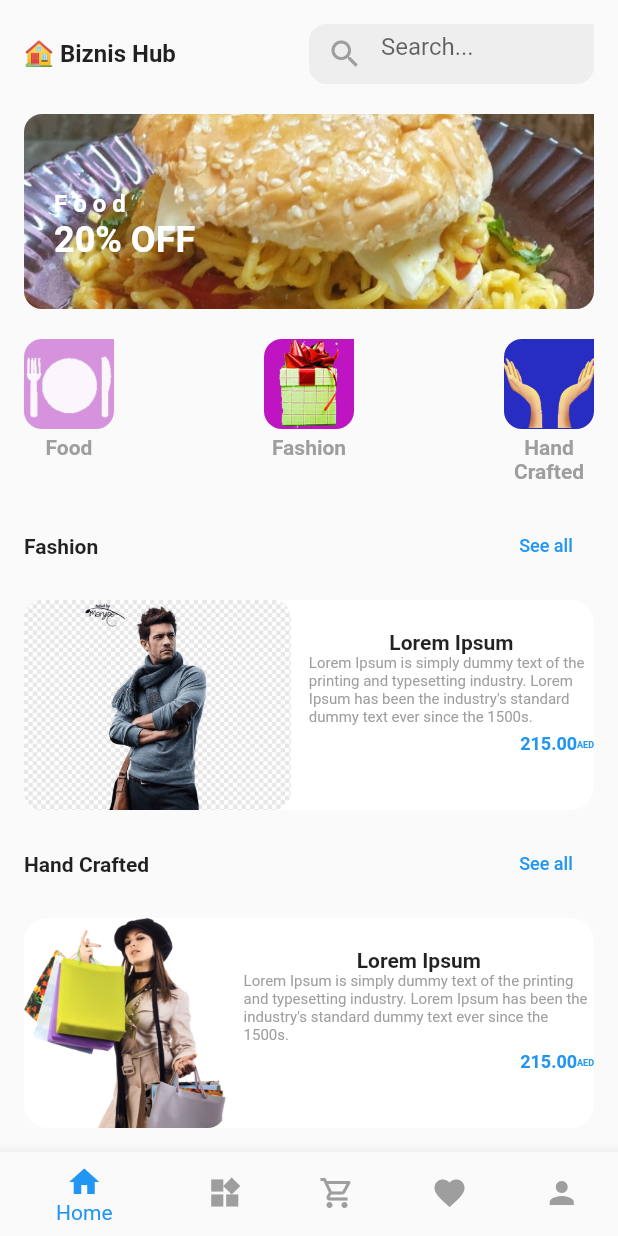
After one commit to MuhammadMehediMNCS/user-interface-design, a Flutter app: the HomePage2 screen opened directly, on a phone screen of 412 x 824 dp. The commit adds this screen. Run offline on Flutter 3.47's test engine with Material 2 defaults, Android fonts, the phone set to English and light mode, and no system bars; our stand-ins replace carousel_slider, font_awesome_flutter, smooth_page_indicator; Roboto replaces fonts that are missing (Lucida Sans Unicode, Maiandra GD, Verdana).

Commit message:
ui-5-added

```diff
--- a/lib/main.dart
+++ b/lib/main.dart
@@ -2,9 +2,10 @@ import 'package:application_ui/ui_part_1/login_signup_main.dart';
 import 'package:application_ui/ui_part_2/login_signup_2_main.dart';
 import 'package:application_ui/ui_part_3/page_main.dart';
 import 'package:application_ui/ui_part_4/page_details_main.dart';
+import 'package:application_ui/ui_part_5/ui_first_main.dart';
 import 'package:flutter/material.dart';
 
 
 void main() {
-  runApp(const DetailsPage2());
+  runApp(const BottomPage1());
 }
--- a/lib/ui_part_4/page_details_main.dart
+++ b/lib/ui_part_4/page_details_main.dart
@@ -157,7 +157,7 @@ class _DetailsDesignState extends State<DetailsDesign> {
                       child: Row(
                         mainAxisAlignment: MainAxisAlignment.spaceBetween,
                         children: const [
-                          Icon(Icons.circle, color: Colors.grey,),
+                          Icon(Icons.join_full, color: Colors.grey,),
                           Text(
                             '4.5',
                             style: TextStyle(fontSize: 22,),
--- /dev/null
+++ b/lib/ui_part_5/page_home_2.dart
@@ -0,0 +1,226 @@
+import 'package:flutter/material.dart';
+
+class SizeHomePage extends StatefulWidget {
+  const SizeHomePage({super.key});
+
+  @override
+  State<SizeHomePage> createState() => _SizeHomePageState();
+}
+
+class _SizeHomePageState extends State<SizeHomePage> {
+  @override
+  Widget build(BuildContext context) => Scaffold(
+    body: ListView(
+      padding: const EdgeInsets.all(16),
+      children: [
+        Row(
+          mainAxisAlignment: MainAxisAlignment.spaceBetween,
+          children: [
+            Container(
+              child: const Text(
+                '🏠 Biznis Hub',
+                style: TextStyle(
+                  fontFamily: 'Verdana',
+                  fontSize: 16,
+                  fontWeight: FontWeight.bold
+                ),
+              ),
+            ),
+            Container(
+              height: 40,
+              width: 190,
+              child: TextField(
+                cursorColor: Colors.purple,
+                decoration: InputDecoration(
+                  prefixIcon: const Icon(Icons.search),
+                  prefixIconColor: Colors.grey,
+                  hintText: 'Search...',
+                  fillColor: Colors.grey.shade200,
+                  filled: true,
+                  focusedBorder: OutlineInputBorder(
+                    borderSide: BorderSide(color: Colors.grey.shade200),
+                    borderRadius: const BorderRadius.only(
+                      topLeft: Radius.circular(12),
+                      bottomLeft: Radius.circular(12),
+                      bottomRight: Radius.circular(12)
+                    )
+                  ),
+                  enabledBorder: OutlineInputBorder(
+                    borderSide: BorderSide(color: Colors.grey.shade200),
+                    borderRadius: const BorderRadius.only(
+                      topLeft: Radius.circular(12),
+                      bottomLeft: Radius.circular(12),
+                      bottomRight: Radius.circular(12)
+                    )
+                  )
+                ),
+              ),
+            )
+          ],
+        ),
+        const SizedBox(height: 20,),
+        Stack(
+          children: [
+            ClipRRect(
+              borderRadius: const BorderRadius.only(
+                topLeft: Radius.circular(12),
+                bottomLeft: Radius.circular(12),
+                bottomRight: Radius.circular(12)
+              ),
+              child: Image.asset(
+                'images/photo.jpg',
+                height: 130,
+                width: double.infinity,
+                fit: BoxFit.cover,
+              ),
+            ),
+            const Positioned(
+              top: 50,
+              left: 20,
+              child: Text(
+                'F o o d',
+                style: TextStyle(
+                  fontSize: 16,
+                  fontWeight: FontWeight.bold,
+                  color: Colors.white
+                ),
+              )
+            ),
+            const Positioned(
+              top: 70,
+              left: 20,
+              child: Text(
+                '20% OFF',
+                style: TextStyle(
+                  fontSize: 24,
+                  fontWeight: FontWeight.bold,
+                  color: Colors.white
+                ),
+              ),
+            )
+          ],
+        ),
+        const SizedBox(height: 20),
+        Row(
+          mainAxisAlignment: MainAxisAlignment.spaceBetween,
+          children: [
+            buildButton('images/button_1.png', 'Food'),
+            buildButton('images/button_4.jpg', 'Fashion'),
+            buildButton('images/button_5.png', 'Hand\nCrafted')
+          ],
+        ),
+        const SizedBox(height: 12),
+        buildText('Fashion'),
+        const SizedBox(height: 12),
+        products('images/photo_2.png'),
+        const SizedBox(height: 12),
+        buildText('Hand Crafted'),
+        const SizedBox(height: 12),
+        products('images/photo_3.png')
+      ],
+    ),
+  );
+
+  Widget buildButton(String url, String text) {
+    return Column(
+      children: [
+        ClipRRect(
+          borderRadius: const BorderRadius.only(
+            topLeft: Radius.circular(12),
+            bottomLeft: Radius.circular(12),
+            bottomRight: Radius.circular(12)
+          ),
+          child: Image.asset(
+            url,
+            height: 60,
+            width: 60,
+            fit: BoxFit.fill,
+          ),
+        ),
+        const SizedBox(height: 4),
+        Container(
+          width: 50,
+          height: 38,
+          child: Text(
+            text,
+            style: const TextStyle(fontSize: 14, fontWeight: FontWeight.bold, color: Colors.grey),
+            textAlign: TextAlign.center,
+          ),
+        )
+      ],
+    );
+  }
+
+  Widget buildText(String title) {
+    return Row(
+      mainAxisAlignment: MainAxisAlignment.spaceBetween,
+      children: [
+        Text(
+          title,
+          style: const TextStyle(fontFamily: 'Lucida Sans Unicode', fontSize: 14, fontWeight: FontWeight.bold),
+        ),
+        TextButton(
+          child: const Text(
+            'See all',
+            style: TextStyle(fontFamily: 'Lucida Sans Unicode', fontSize: 12),
+          ),
+          onPressed: () {}
+        )
+      ],
+    );
+  }
+
+  Widget products(String image) {
+    return Container(
+      height: 140,
+      width: double.infinity,
+      decoration: BoxDecoration(
+        color: Colors.white,
+        borderRadius: BorderRadius.circular(16)
+      ),
+      child: Row(
+        children: [
+          ClipRRect(
+            borderRadius: BorderRadius.circular(12),
+            child: Image.asset(
+              image,
+              height: 140,
+            ),
+          ),
+          const SizedBox(width: 12),
+          Expanded(
+            child: Padding(
+              padding: const EdgeInsets.only(top: 20),
+              child: Column(
+                children: [
+                  Text(
+                    'Lorem Ipsum',
+                    style: TextStyle(fontFamily: 'Maiandra GD', fontSize: 14, fontWeight: FontWeight.bold),
+                  ),
+                  Text(
+                    "Lorem Ipsum is simply dummy text of the printing and typesetting industry. Lorem Ipsum has been the industry's standard dummy text ever since the 1500s.",
+                    style: TextStyle(fontSize: 10, color: Colors.grey),
+                  ),
+                  SizedBox(height: 6),
+                  Row(
+                    mainAxisAlignment: MainAxisAlignment.end,
+                    children: [
+                      Text(
+                        '215.00',
+                        style: TextStyle(fontFamily: 'Maiandra GD', fontSize: 12, fontWeight: FontWeight.bold, color: Colors.blue, height: 1),
+                      ),
+                      Text(
+                    'AED',
+                    style: TextStyle(fontFamily: 'Maiandra GD', fontSize: 6, fontWeight: FontWeight.bold, color: Colors.blue),
+                  )
+                    ],
+                  )
+                ],
+              ),
+            )
+          )
+        ],
+      ),
+    );
+  }
+}
--- /dev/null
+++ b/lib/ui_part_5/ui_first_main.dart
@@ -0,0 +1,56 @@
+import 'package:application_ui/ui_part_5/page_home_2.dart';
+import 'package:flutter/material.dart';
+
+class BottomNavPage extends StatelessWidget {
+  const BottomNavPage({super.key});
+
+  @override
+  Widget build(BuildContext context) {
+    return const MaterialApp(
+      debugShowCheckedModeBanner: false,
+      home: HomePage2(),
+    );
+  }
+}
+
+class HomePage2 extends StatefulWidget {
+  const HomePage2({super.key});
+
+  @override
+  State<HomePage2> createState() => _HomePage2State();
+}
+
+class _HomePage2State extends State<HomePage2> {
+  int index = 0;
+
+  final pages = [
+    const SizeHomePage(),
+    const Center(child: Text('Categories')),
+    const Center(child: Text('Cart')),
+    const Center(child: Text('Wishlist')),
+    const Center(child: Text('Account')),
+  ];
+
+  @override
+  Widget build(BuildContext context) {
+    return Scaffold(
+      body: pages[index],
+      bottomNavigationBar: BottomNavigationBar(
+        onTap: changedTab,
+        selectedItemColor: Colors.blue,
+        unselectedItemColor: Colors.grey,
+        items: const [
+          BottomNavigationBarItem(icon: Icon(Icons.home), label: 'Home'),
+          BottomNavigationBarItem(icon: Icon(Icons.widgets),label: 'Categories'),
+          BottomNavigationBarItem(icon: Icon(Icons.local_grocery_store_outlined), label: 'Cart'),
+          BottomNavigationBarItem(icon: Icon(Icons.favorite), label: 'Wishlist'),
+          BottomNavigationBarItem(icon: Icon(Icons.person), label: 'Account'),
+        ]
+      ),
+    );
+  }
+
+  void changedTab(int index) => setState(() {
+    this.index = index;
+  });
+}
```
Also changed, not shown: images/button_1.png, images/button_2.jpg (deleted), images/button_3.png (deleted), images/button_4.jpg (added), images/button_5.png (added), images/home1.jpg (deleted), images/picture_3.jpg (deleted).
